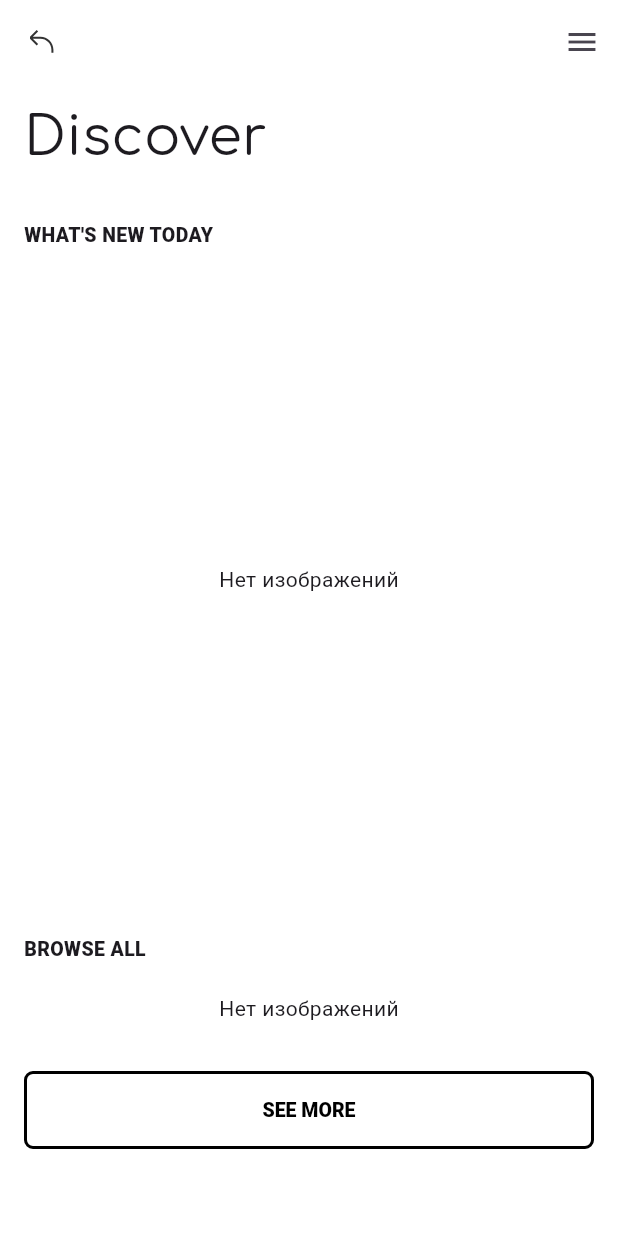
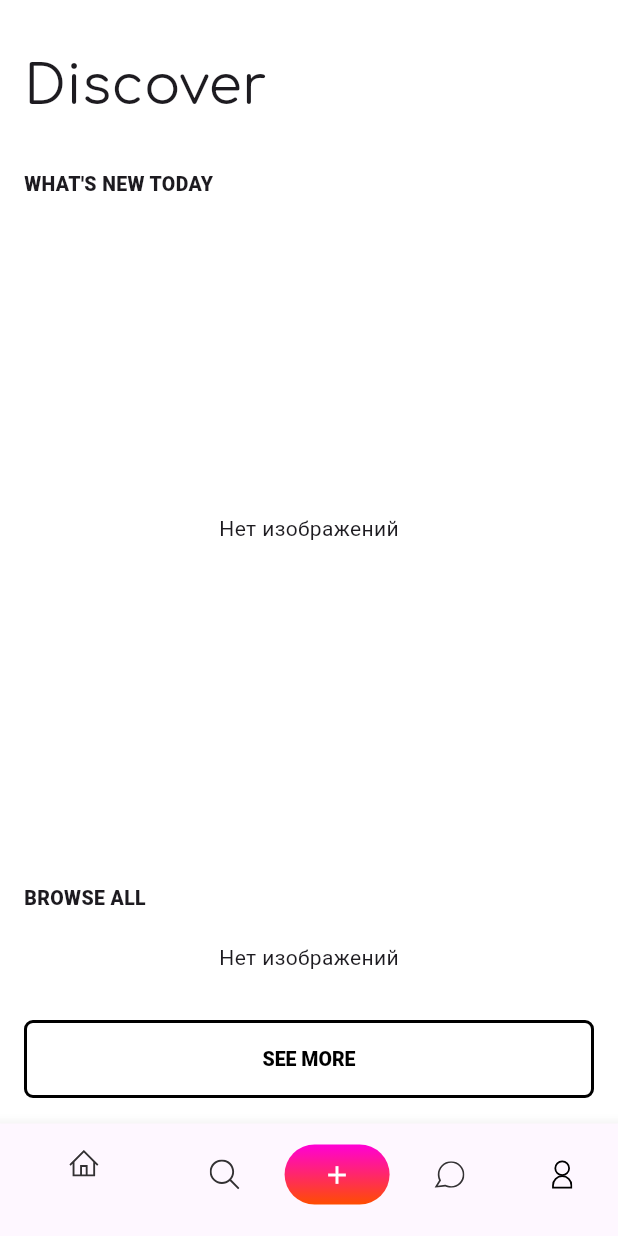
Before and after one commit to NMMustafina/Flutter_Photo_App, a Flutter app: the DiscoverScreen screen opened by its route, on a phone screen of 412 x 824 dp. Run offline on Flutter 3.47's test engine with Material 3 defaults, Android fonts, the phone set to English and light mode, and no system bars; our stand-ins replace cloud_firestore, email_validator, firebase_auth, firebase_core, flutter_svg; accounts and stored records are empty; network calls fail.

Commit message:
Bottom Navigation Bar

```diff
--- a/lib/screens/auth_screen.dart
+++ b/lib/screens/auth_screen.dart
@@ -86,7 +86,7 @@ class _AuthScreenState extends State<AuthScreen> {
               Navigator.pop(context);
             },
             child: SvgPicture.asset(
-              'assets/images/arrow.svg',
+              'assets/images/icons/arrow.svg',
               width: 16,
               height: 16,
               fit: BoxFit.cover,
--- a/lib/screens/chats_screen.dart
+++ b/lib/screens/chats_screen.dart
@@ -1,6 +1,7 @@
 import 'package:flutter/material.dart';
 import 'package:flutter_svg/flutter_svg.dart';
 import 'package:photo_app/screens/individual_chats_screen.dart';
+import 'package:photo_app/widgets/bottom_nav_bar.dart';
 import 'package:photo_app/widgets/chats_item.dart';
 import 'package:photo_app/widgets/end_drawer.dart';
 import 'package:photo_app/widgets/mail_title.dart';
@@ -25,7 +26,7 @@ class _ChatsScreenState extends State<ChatsScreen> {
         backgroundColor: Colors.white,
         leading:
         IconButton(
-          icon: SvgPicture.asset('assets/images/arrow.svg',
+          icon: SvgPicture.asset('assets/images/icons/arrow.svg',
             width: 16,
             height: 16,
             fit: BoxFit.cover,),
@@ -81,6 +82,9 @@ class _ChatsScreenState extends State<ChatsScreen> {
           ),
         ),
       ),
+      bottomNavigationBar: BottomNavBar(
+        selectedIndex: 3,
+      ),
     );
   }
 }
--- a/lib/screens/discover_screen.dart
+++ b/lib/screens/discover_screen.dart
@@ -1,7 +1,6 @@
 import 'package:flutter/material.dart';
-import 'package:flutter_svg/flutter_svg.dart';
 import 'package:photo_app/services/images_info.dart';
-import 'package:photo_app/widgets/end_drawer.dart';
+import 'package:photo_app/widgets/bottom_nav_bar.dart';
 import 'package:photo_app/widgets/image_card.dart';
 import 'package:photo_app/widgets/images_grid.dart';
 import 'package:photo_app/widgets/mail_title.dart';
@@ -25,30 +24,6 @@ class _DiscoverScreenState extends State<DiscoverScreen> {
     return Scaffold(
       backgroundColor: Colors.white,
       key: scaffoldKey,
-      endDrawer: const EndDrawer(),
-      appBar: AppBar(
-        backgroundColor: Colors.white,
-        leading: IconButton(
-          icon: SvgPicture.asset(
-            'assets/images/arrow.svg',
-            width: 16,
-            height: 16,
-            fit: BoxFit.cover,
-          ),
-          onPressed: () {
-            Navigator.pop(context);
-          },
-        ),
-        centerTitle: true,
-        actions: [
-          IconButton(
-            icon: const Icon(Icons.menu),
-            onPressed: () {
-              scaffoldKey.currentState!.openEndDrawer();
-            },
-          ),
-        ],
-      ),
       body: SafeArea(
         top: true,
         child: SingleChildScrollView(
@@ -56,7 +31,7 @@ class _DiscoverScreenState extends State<DiscoverScreen> {
             crossAxisAlignment: CrossAxisAlignment.start,
             children: [
               const Padding(
-                padding: EdgeInsetsDirectional.fromSTEB(16, 10, 16, 0),
+                padding: EdgeInsetsDirectional.fromSTEB(16, 32, 16, 0),
                 child: Column(
                   crossAxisAlignment: CrossAxisAlignment.start,
                   children: [
@@ -73,15 +48,12 @@ class _DiscoverScreenState extends State<DiscoverScreen> {
                   decoration: const BoxDecoration(
                     color: Colors.white,
                   ),
-                  child:
-                      FutureBuilder<List<Map<String, dynamic>>>(
-                        future: getImagesWithUserInfo(
-                            widget.userId, widget.category),
+                  child: FutureBuilder<List<Map<String, dynamic>>>(
+                    future:
+                        getImagesWithUserInfo(widget.userId, widget.category),
                     builder: (context,
-                            AsyncSnapshot<List<Map<String, dynamic>>>
-                                snapshot) {
-                          if (snapshot.connectionState ==
-                              ConnectionState.waiting) {
+                        AsyncSnapshot<List<Map<String, dynamic>>> snapshot) {
+                      if (snapshot.connectionState == ConnectionState.waiting) {
                         return const Center(
                             child: CircularProgressIndicator(
                           valueColor: AlwaysStoppedAnimation(Colors.black),
@@ -89,8 +61,7 @@ class _DiscoverScreenState extends State<DiscoverScreen> {
                       }
 
                       if (snapshot.hasError) {
-                            return Center(
-                                child: Text('Ошибка: ${snapshot.error}'));
+                        return Center(child: Text('Ошибка: ${snapshot.error}'));
                       }
 
                       if (!snapshot.hasData || snapshot.data!.isEmpty) {
@@ -135,6 +106,9 @@ class _DiscoverScreenState extends State<DiscoverScreen> {
           ),
         ),
       ),
+      bottomNavigationBar: BottomNavBar(
+        selectedIndex: 0,
+      ),
     );
   }
 }
--- a/lib/screens/profile_screen.dart
+++ b/lib/screens/profile_screen.dart
@@ -1,6 +1,7 @@
 import 'package:flutter/material.dart';
 import 'package:flutter_svg/flutter_svg.dart';
 import 'package:cloud_firestore/cloud_firestore.dart';
+import 'package:photo_app/widgets/bottom_nav_bar.dart';
 import 'package:photo_app/widgets/end_drawer.dart';
 import 'package:photo_app/widgets/images_grid.dart';
 import 'package:photo_app/widgets/primary_elevated_button.dart';
@@ -49,7 +50,7 @@ class _ProfileScreenState extends State<ProfileScreen> {
         backgroundColor: Colors.white,
         leading: IconButton(
           icon: SvgPicture.asset(
-            'assets/images/arrow.svg',
+            'assets/images/icons/arrow.svg',
             width: 16,
             height: 16,
             fit: BoxFit.cover,
@@ -140,6 +141,9 @@ class _ProfileScreenState extends State<ProfileScreen> {
           ),
         ),
       ),
+      bottomNavigationBar: BottomNavBar(
+        selectedIndex: 4,
+      ),
     );
   }
 }
--- /dev/null
+++ b/lib/widgets/bottom_nav_bar.dart
@@ -0,0 +1,124 @@
+import 'package:flutter/material.dart';
+import 'package:flutter_svg/flutter_svg.dart';
+
+class BottomNavBar extends StatefulWidget {
+  final int selectedIndex;
+
+  BottomNavBar({
+    required this.selectedIndex,
+  });
+
+  @override
+  _BottomNavBarState createState() => _BottomNavBarState();
+}
+
+class _BottomNavBarState extends State<BottomNavBar> {
+  void _onItemTapped(int index) {
+    setState(() {
+      // Navigator.pushNamed(
+      //   context,
+      //   [
+      //     '/home',
+      //     '/search',
+      //     '/publication',
+      //     '/chats',
+      //     '/profile'
+      //   ][index],
+      // );
+      switch (index) {
+        case 0:
+          Navigator.pushNamed(context, '/home');
+          break;
+        case 1:
+          Navigator.pushNamed(context, '/search');
+          break;
+        case 2:
+          Navigator.pushNamed(context, '/publication');
+          break;
+        case 3:
+          Navigator.pushNamed(context, '/chats');
+          break;
+        case 4:
+          Navigator.pushNamed(context, '/profile');
+          break;
+      }
+    });
+  }
+
+  @override
+  Widget build(BuildContext context) {
+    return BottomNavigationBar(
+      currentIndex: widget.selectedIndex,
+      onTap: _onItemTapped,
+      items: [
+        BottomNavigationBarItem(
+          icon: SvgPicture.asset(
+            'assets/images/icons/home.svg',
+            width: 20,
+            height: 20,
+          ),
+          label: '',
+        ),
+        BottomNavigationBarItem(
+          icon: SvgPicture.asset(
+            'assets/images/icons/search.svg',
+            width: 20,
+            height: 20,
+          ),
+          label: '',
+        ),
+        BottomNavigationBarItem(
+          icon: CustomStackIcon(),
+          label: '',
+        ),
+        BottomNavigationBarItem(
+          icon: SvgPicture.asset(
+            'assets/images/icons/chats.svg',
+            width: 20,
+            height: 20,
+          ),
+          label: '',
+        ),
+        BottomNavigationBarItem(
+          icon: SvgPicture.asset(
+            'assets/images/icons/profile.svg',
+            width: 20,
+            height: 20,
+          ),
+          label: '',
+        ),
+      ],
+    );
+  }
+}
+
+class CustomStackIcon extends StatelessWidget {
+  @override
+  Widget build(BuildContext context) {
+    return Stack(
+      alignment: Alignment.center,
+      children: [
+        Container(
+          width: 70,
+          height: 40,
+          decoration: BoxDecoration(
+            borderRadius: BorderRadius.circular(50),
+            gradient: LinearGradient(
+              colors: [
+                Color(0xFFFF00D6),
+                Color(0xFFFF4D00),
+              ],
+              begin: Alignment.topRight,
+              end: Alignment.bottomRight,
+            ),
+          ),
+        ),
+        Icon(
+          Icons.add,
+          size: 20,
+          color: Colors.white,
+        ),
+      ],
+    );
+  }
+}
--- a/pubspec.yaml
+++ b/pubspec.yaml
@@ -33,6 +33,9 @@ dependencies:
   flutter_svg: 2.0.9
   flutter_staggered_grid_view: 0.7.0
   email_validator: ^2.1.17
+  http: ^1.2.2
+  dio: ^5.2.1
+  shared_preferences: ^2.3.2
 
   # The following adds the Cupertino Icons font to your application.
   # Use with the CupertinoIcons class for iOS style icons.
@@ -69,6 +72,7 @@ flutter:
     - assets/images/avatar/
     - assets/images/browse_all/
     - assets/images/home/
+    - assets/images/icons/
     - assets/images/profile/
     - assets/images/search_results/
     - assets/images/whats_new/
```
Also changed, not shown: lib/screens/search_results_screen.dart (+5 -26 lines), assets/images/icons/arrow.svg (added), assets/images/icons/chats.svg (added), assets/images/icons/home.svg (added), assets/images/icons/profile.svg (added), assets/images/icons/search.svg (added). Lines whose indentation alone changed are shown as unchanged.
